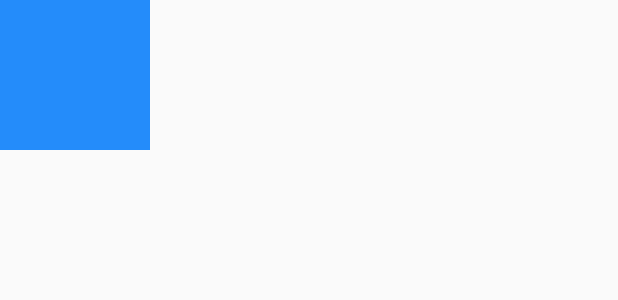
After one commit to Zzy2016/AboutAndroid, an Android app: the layout dialog1.xml on its own in the app's theme, with its tools: preview values and no code run, on a phone screen of 412 x 824 dp. The commit adds this screen. Shown: the top 300 px of the screen. Run offline under Robolectric (Android 15) with nearby library versions, the phone set to English and light mode, and no system bars.

Commit message:
对话框

```diff
--- /dev/null
+++ b/app/src/main/res/layout/dialog1.xml
@@ -0,0 +1,8 @@
+<?xml version="1.0" encoding="utf-8"?>
+<androidx.constraintlayout.widget.ConstraintLayout xmlns:android="http://schemas.android.com/apk/res/android"
+    android:layout_width="100dp"
+    android:layout_height="100dp"
+    android:background="#248cfa"
+    >
+
+</androidx.constraintlayout.widget.ConstraintLayout>
```
Also changed, not shown: app/src/main/java/com/example/aboutandroid/MainActivity.java (+7 -8 lines), app/src/main/java/com/example/aboutandroid/base/BaseActivity.java (added, +52 -0 lines), app/src/main/res/values/styles.xml (+26 -0 lines).
